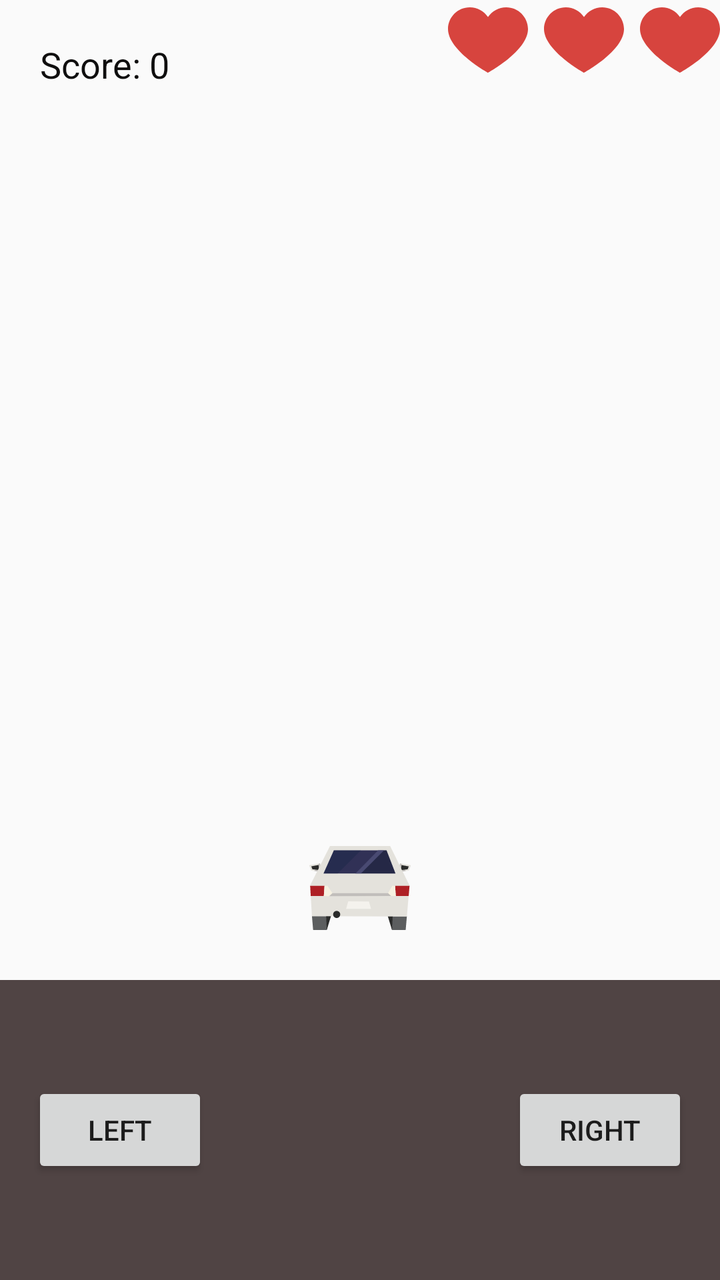
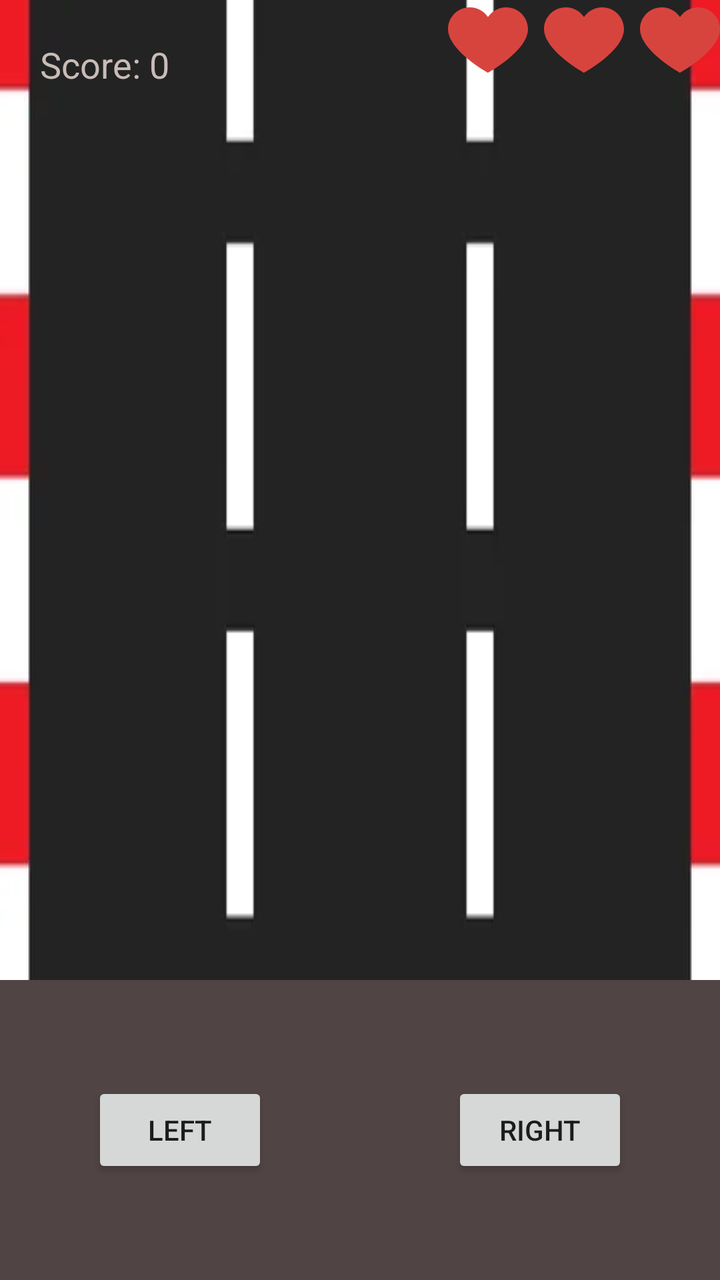

The first picture is an Android layout as it rendered before a commit; the second is the same layout after the commit. The layout source and the unified diff follow.
<!-- AndroidManifest.xml: activity theme Theme.AppCompat.Light.NoActionBar -->
<!-- res/layout/activity_main.xml -->
<?xml version="1.0" encoding="utf-8"?>
<RelativeLayout xmlns:android="http://schemas.android.com/apk/res/android"
    xmlns:tools="http://schemas.android.com/tools"
    android:layout_width="match_parent"
    android:layout_height="match_parent">

    
    <FrameLayout
        android:id="@+id/game_area"
        android:layout_width="match_parent"
        android:layout_height="match_parent"
        android:layout_alignParentTop="true"
        android:layout_above="@id/control_area"/>

    
    <LinearLayout
        android:id="@+id/control_area"
        android:layout_width="match_parent"
        android:layout_height="150dp"
        android:layout_alignParentBottom="true"
        android:baselineAligned="false"
        android:orientation="horizontal"
        android:weightSum="3"
        android:background="#504444">

        
        <LinearLayout
            android:layout_width="0dp"
            android:layout_weight="1"
            android:layout_height="match_parent"
            android:gravity="center">
            <Button
                android:id="@+id/button_left"
                android:layout_width="wrap_content"
                android:layout_height="wrap_content"
                android:text="@string/left"/>
        </LinearLayout>

        
        <LinearLayout
            android:layout_width="0dp"
            android:layout_weight="1"
            android:layout_height="match_parent"
            android:gravity="center">
        </LinearLayout>
        
        <LinearLayout
            android:layout_width="0dp"
            android:layout_weight="1"
            android:layout_height="match_parent"
            android:gravity="center">
            <Button
                android:id="@+id/button_right"
                android:layout_width="wrap_content"
                android:layout_height="wrap_content"
                android:text="@string/right"/>
        </LinearLayout>
    </LinearLayout>

    
    <LinearLayout
        android:layout_width="wrap_content"
        android:layout_height="wrap_content"
        android:layout_alignParentTop="true"
        android:layout_alignParentEnd="true"
        android:orientation="horizontal">

        <androidx.appcompat.widget.AppCompatImageView
            android:id="@+id/main_IMG_heart0"
            android:layout_width="40dp"
            android:layout_height="40dp"
            android:src="@drawable/heart"
            android:visibility="visible"/>

        <androidx.appcompat.widget.AppCompatImageView
            android:id="@+id/main_IMG_heart1"
            android:layout_width="40dp"
            android:layout_height="40dp"
            android:layout_marginHorizontal="8dp"
            android:src="@drawable/heart"
            android:visibility="visible"/>

        <androidx.appcompat.widget.AppCompatImageView
            android:id="@+id/main_IMG_heart2"
            android:layout_width="40dp"
            android:layout_height="40dp"
            android:src="@drawable/heart"
            android:visibility="visible"/>

    </LinearLayout>

    
    <TextView
        android:id="@+id/score_text"
        android:layout_width="wrap_content"
        android:layout_height="wrap_content"
        android:layout_alignParentTop="true"
        android:layout_alignParentStart="true"
        android:text="@string/score"
        android:textSize="18sp"
        android:textColor="#0F0E0E"
        android:layout_marginTop="20dp"
        android:layout_marginStart="20dp"
        tools:ignore="RelativeOverlap" />

    
    <ImageView
        android:id="@+id/player"
        android:layout_width="100dp"
        android:layout_height="100dp"
        android:layout_centerHorizontal="true"
        android:layout_alignParentBottom="true"
        android:layout_marginBottom="150dp"
        android:contentDescription="@string/player_car"
        android:src="@drawable/car" />
</RelativeLayout>
<!-- resources referenced by this layout -->
<resources>
  <!-- drawable car: vector/xml drawable (drawable, 4281 chars, omitted) -->
  <!-- drawable heart (drawable) -->
  <?xml version="1.0" encoding="utf-8"?>
  <vector xmlns:android="http://schemas.android.com/apk/res/android"
      android:width="391.837dp"
      android:height="391.837dp"
      android:viewportWidth="391.837"
      android:viewportHeight="391.837">
  
      <path
          android:fillColor="#D7443E"
          android:pathData="M285.257,35.528c58.743,0.286,106.294,47.836,106.58,106.58 c0,107.624-195.918,214.204-195.918,214.204S0,248.165,0,142.108c0-58.862,47.717-106.58,106.58-106.58l0,0 c36.032-0.281,69.718,17.842,89.339,48.065C215.674,53.517,249.273,35.441,285.257,35.528z" />
  </vector>
  <string name="left">Left</string>
  <string name="player_car">player_car</string>
  <string name="right">Right</string>
  <string name="score">Score: 0</string>
</resources>

<!-- the commit's change to res/layout/activity_main.xml (unified diff, before → after) -->
@@ -9,6 +9,7 @@
         android:id="@+id/game_area"
         android:layout_width="match_parent"
         android:layout_height="match_parent"
+        android:background="@drawable/road_background"
         android:layout_alignParentTop="true"
         android:layout_above="@id/control_area"/>
 
@@ -20,7 +21,6 @@
         android:layout_alignParentBottom="true"
         android:baselineAligned="false"
         android:orientation="horizontal"
-        android:weightSum="3"
         android:background="#504444">
 
         
@@ -36,13 +36,8 @@
                 android:text="@string/left"/>
         </LinearLayout>
 
-        
-        <LinearLayout
-            android:layout_width="0dp"
-            android:layout_weight="1"
-            android:layout_height="match_parent"
-            android:gravity="center">
-        </LinearLayout>
+
+
         
         <LinearLayout
             android:layout_width="0dp"
@@ -98,7 +93,7 @@
         android:layout_alignParentStart="true"
         android:text="@string/score"
         android:textSize="18sp"
-        android:textColor="#0F0E0E"
+        android:textColor="#C8BCB8"
         android:layout_marginTop="20dp"
         android:layout_marginStart="20dp"
         tools:ignore="RelativeOverlap" />
@@ -112,5 +107,6 @@
         android:layout_alignParentBottom="true"
         android:layout_marginBottom="150dp"
         android:contentDescription="@string/player_car"
-        android:src="@drawable/car" />
+        android:src="@drawable/car"
+        android:visibility="gone"/> 
 </RelativeLayout>
<!-- resource entries referenced after the edit -->
@@ -13,6 +13,7 @@
           android:fillColor="#D7443E"
           android:pathData="M285.257,35.528c58.743,0.286,106.294,47.836,106.58,106.58 c0,107.624-195.918,214.204-195.918,214.204S0,248.165,0,142.108c0-58.862,47.717-106.58,106.58-106.58l0,0 c36.032-0.281,69.718,17.842,89.339,48.065C215.674,53.517,249.273,35.441,285.257,35.528z" />
   </vector>
+  <!-- drawable road_background: webp bitmap (drawable, 1464 bytes) -->
   <string name="left">Left</string>
   <string name="player_car">player_car</string>
   <string name="right">Right</string>
